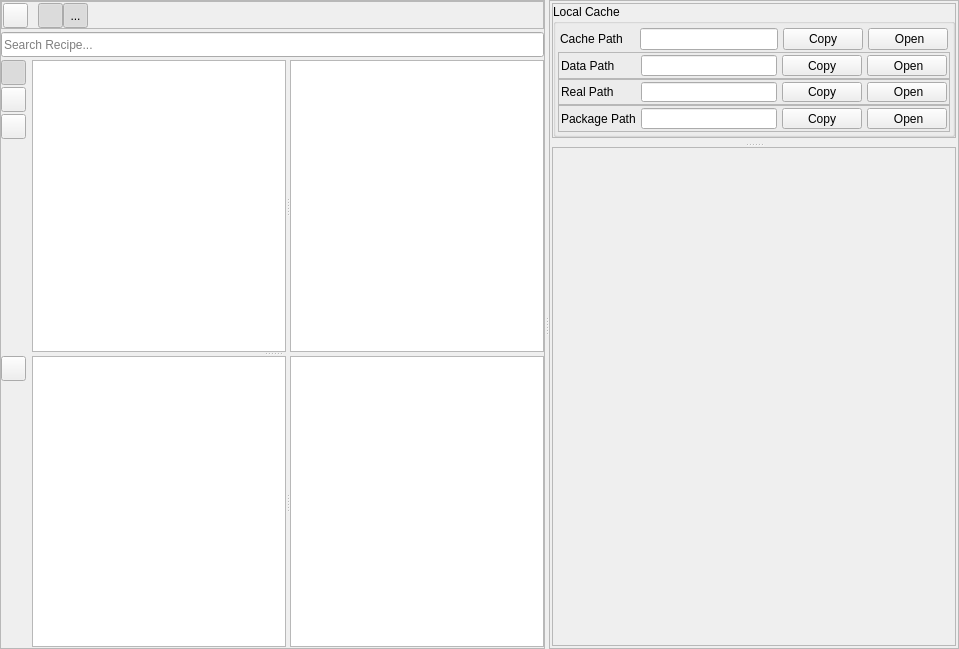
Above: resources/ui/widget/tab/cache/tab_cache.ui from afri-bit/conan-guide before the change. Below: the same form after it.
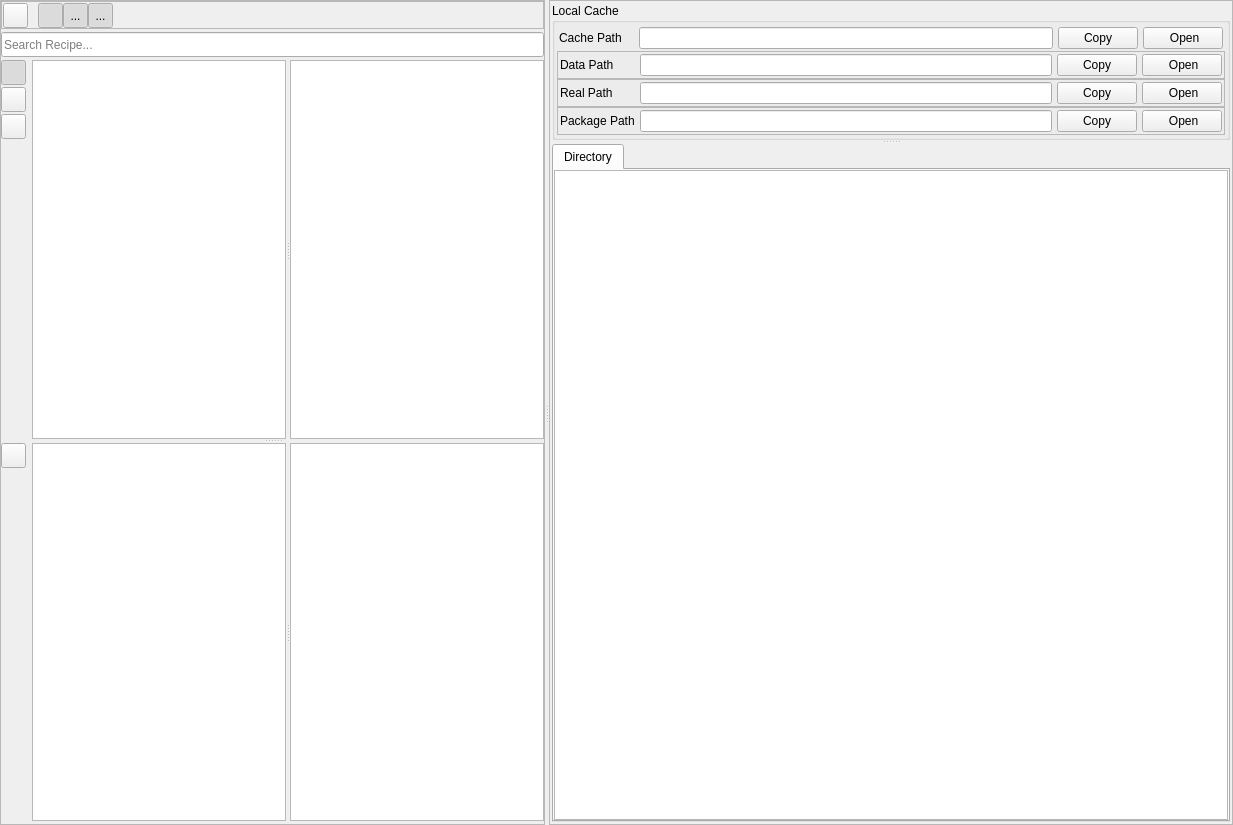
That is the form after the change. Icons and pictures are not drawn.

Commit message:
Added a directory tree view to open recipe and package path
The directory tree view gives user possibility to see the content of the folder without opening a new window.

Diff of the .ui file:
```diff
--- a/resources/ui/widget/tab/cache/tab_cache.ui
+++ b/resources/ui/widget/tab/cache/tab_cache.ui
@@ -6,8 +6,8 @@
    <rect>
     <x>0</x>
     <y>0</y>
-    <width>959</width>
-    <height>649</height>
+    <width>1233</width>
+    <height>825</height>
    </rect>
   </property>
   <property name="windowTitle">
@@ -67,7 +67,7 @@
         <number>0</number>
        </property>
        <property name="bottomMargin">
-        <number>1</number>
+        <number>3</number>
        </property>
        <item>
         <widget class="QFrame" name="frame_16">
@@ -205,6 +205,44 @@
             </property>
            </widget>
           </item>
+          <item>
+           <widget class="QToolButton" name="checkBoxShowDirectory">
+            <property name="minimumSize">
+             <size>
+              <width>25</width>
+              <height>25</height>
+             </size>
+            </property>
+            <property name="maximumSize">
+             <size>
+              <width>25</width>
+              <height>25</height>
+             </size>
+            </property>
+            <property name="toolTip">
+             <string>Show Directory</string>
+            </property>
+            <property name="text">
+             <string>...</string>
+            </property>
+            <property name="icon">
+             <iconset resource="../../../../resources.qrc">
+              <normaloff>:/icon/light/directory_tree.png</normaloff>:/icon/light/directory_tree.png</iconset>
+            </property>
+            <property name="iconSize">
+             <size>
+              <width>18</width>
+              <height>18</height>
+             </size>
+            </property>
+            <property name="checkable">
+             <bool>true</bool>
+            </property>
+            <property name="checked">
+             <bool>true</bool>
+            </property>
+           </widget>
+          </item>
           <item>
            <spacer name="horizontalSpacer">
             <property name="orientation">
@@ -447,55 +485,10 @@
         <number>2</number>
        </property>
        <item>
-        <widget class="QSplitter" name="splitter_6">
-         <property name="contextMenuPolicy">
-          <enum>Qt::DefaultContextMenu</enum>
-         </property>
-         <property name="frameShape">
-          <enum>QFrame::NoFrame</enum>
-         </property>
-         <property name="frameShadow">
-          <enum>QFrame::Plain</enum>
-         </property>
-         <property name="lineWidth">
-          <number>1</number>
-         </property>
+        <widget class="QSplitter" name="splitter_4">
          <property name="orientation">
           <enum>Qt::Vertical</enum>
          </property>
-         <property name="handleWidth">
-          <number>5</number>
-         </property>
-         <widget class="QFrame" name="frame_19">
-          <property name="maximumSize">
-           <size>
-            <width>16777215</width>
-            <height>135</height>
-           </size>
-          </property>
-          <property name="frameShape">
-           <enum>QFrame::StyledPanel</enum>
-          </property>
-          <property name="frameShadow">
-           <enum>QFrame::Raised</enum>
-          </property>
-          <layout class="QVBoxLayout" name="verticalLayout_14">
-           <property name="spacing">
-            <number>0</number>
-           </property>
-           <property name="leftMargin">
-            <number>0</number>
-           </property>
-           <property name="topMargin">
-            <number>0</number>
-           </property>
-           <property name="rightMargin">
-            <number>0</number>
-           </property>
-           <property name="bottomMargin">
-            <number>0</number>
-           </property>
-           <item>
             <widget class="QGroupBox" name="groupBox">
              <property name="sizePolicy">
               <sizepolicy hsizetype="Preferred" vsizetype="Fixed">
@@ -503,6 +496,18 @@
                <verstretch>0</verstretch>
               </sizepolicy>
              </property>
+          <property name="minimumSize">
+           <size>
+            <width>0</width>
+            <height>137</height>
+           </size>
+          </property>
+          <property name="maximumSize">
+           <size>
+            <width>16777215</width>
+            <height>137</height>
+           </size>
+          </property>
              <property name="title">
               <string>Local Cache</string>
              </property>
@@ -851,39 +856,41 @@
               </item>
              </layout>
             </widget>
-           </item>
-          </layout>
-         </widget>
-         <widget class="QFrame" name="frameWebView">
+         <widget class="QTabWidget" name="tabWidgetOthers">
           <property name="sizePolicy">
-           <sizepolicy hsizetype="Preferred" vsizetype="Preferred">
+           <sizepolicy hsizetype="Expanding" vsizetype="Expanding">
             <horstretch>0</horstretch>
             <verstretch>1</verstretch>
            </sizepolicy>
           </property>
-          <property name="frameShape">
-           <enum>QFrame::StyledPanel</enum>
+          <property name="currentIndex">
+           <number>0</number>
           </property>
-          <property name="frameShadow">
-           <enum>QFrame::Raised</enum>
-          </property>
-          <layout class="QVBoxLayout" name="verticalLayout_7">
+          <widget class="QWidget" name="tabDirectory">
+           <attribute name="title">
+            <string>Directory</string>
+           </attribute>
+           <layout class="QVBoxLayout" name="verticalLayout_4">
            <property name="spacing">
             <number>5</number>
            </property>
            <property name="leftMargin">
-            <number>2</number>
+             <number>0</number>
            </property>
            <property name="topMargin">
-            <number>2</number>
+             <number>0</number>
            </property>
            <property name="rightMargin">
-            <number>2</number>
+             <number>0</number>
            </property>
            <property name="bottomMargin">
-            <number>2</number>
-           </property>
-          </layout>
+             <number>0</number>
+            </property>
+            <item>
+             <widget class="QTreeView" name="treeViewDirectory"/>
+            </item>
+           </layout>
+          </widget>
          </widget>
         </widget>
        </item>
```
Lines whose indentation alone changed are shown as unchanged. The commit also changes 6 other files.
